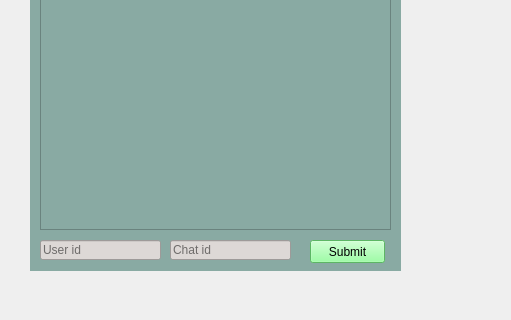
Old version of the form interface.ui in the repository andriymurovanyi/Sentiment-analisys; both pictures show x 0 to 511 and y 280 to 600 of the 817 by 600 pixel window.
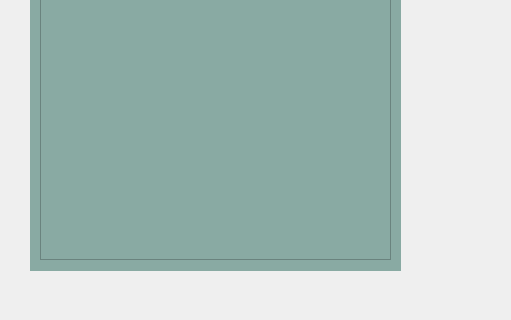
New version of the form.

```diff
--- a/interface.ui
+++ b/interface.ui
@@ -42,62 +42,13 @@
       <string>Chat preview</string>
      </property>
     </widget>
-    <widget class="QLineEdit" name="user_id_field">
-     <property name="geometry">
-      <rect>
-       <x>10</x>
-       <y>460</y>
-       <width>121</width>
-       <height>20</height>
-      </rect>
-     </property>
-     <property name="styleSheet">
-      <string notr="true">background-color: rgb(221, 216, 214);</string>
-     </property>
-     <property name="placeholderText">
-      <string>User id</string>
-     </property>
-    </widget>
-    <widget class="QPushButton" name="submit_button">
-     <property name="geometry">
-      <rect>
-       <x>280</x>
-       <y>460</y>
-       <width>75</width>
-       <height>23</height>
-      </rect>
-     </property>
-     <property name="styleSheet">
-      <string notr="true">background-color: rgb(129, 255, 140);
-font: 75 12pt &quot;Times New Roman&quot;;</string>
-     </property>
-     <property name="text">
-      <string>Submit</string>
-     </property>
-    </widget>
-    <widget class="QLineEdit" name="chat_id_field">
-     <property name="geometry">
-      <rect>
-       <x>140</x>
-       <y>460</y>
-       <width>121</width>
-       <height>20</height>
-      </rect>
-     </property>
-     <property name="styleSheet">
-      <string notr="true">background-color: rgb(221, 216, 214);</string>
-     </property>
-     <property name="placeholderText">
-      <string>Chat id</string>
-     </property>
-    </widget>
     <widget class="QScrollArea" name="scrollArea">
      <property name="geometry">
       <rect>
        <x>10</x>
        <y>59</y>
        <width>351</width>
-       <height>391</height>
+       <height>421</height>
       </rect>
      </property>
      <property name="widgetResizable">
@@ -109,7 +60,7 @@
         <x>0</x>
         <y>0</y>
         <width>349</width>
-        <height>389</height>
+        <height>419</height>
        </rect>
       </property>
      </widget>
```
